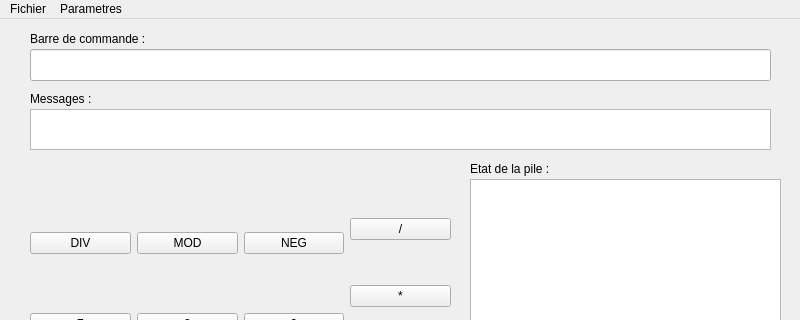
The window that CodeSource/GUI/mainwindow.ui (Clem225/LO21-Projet) describes before a commit, drawn with Qt 5; both pictures show x 0 to 800 and y 0 to 320 of the 800 by 600 pixel window.
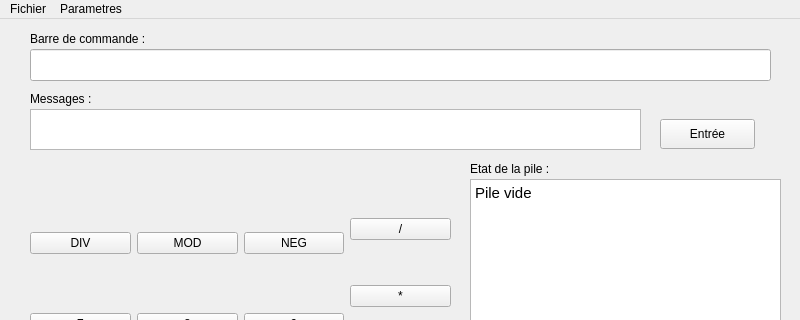
The same window after the commit.

Patch:
```diff
--- a/CodeSource/GUI/mainwindow.ui
+++ b/CodeSource/GUI/mainwindow.ui
@@ -193,6 +193,16 @@
       <height>371</height>
      </rect>
     </property>
+    <property name="readOnly">
+     <bool>true</bool>
+    </property>
+    <property name="html">
+     <string>&lt;!DOCTYPE HTML PUBLIC &quot;-//W3C//DTD HTML 4.0//EN&quot; &quot;http://www.w3.org/TR/REC-html40/strict.dtd&quot;&gt;
+&lt;html&gt;&lt;head&gt;&lt;meta name=&quot;qrichtext&quot; content=&quot;1&quot; /&gt;&lt;style type=&quot;text/css&quot;&gt;
+p, li { white-space: pre-wrap; }
+&lt;/style&gt;&lt;/head&gt;&lt;body style=&quot; font-family:'Cantarell'; font-size:11pt; font-weight:400; font-style:normal;&quot;&gt;
+&lt;p style=&quot; margin-top:0px; margin-bottom:0px; margin-left:0px; margin-right:0px; -qt-block-indent:0; text-indent:0px;&quot;&gt;Pile vide&lt;/p&gt;&lt;/body&gt;&lt;/html&gt;</string>
+    </property>
    </widget>
    <widget class="QLabel" name="label_2">
     <property name="geometry">
@@ -212,7 +222,7 @@
      <rect>
       <x>30</x>
       <y>90</y>
-      <width>741</width>
+      <width>611</width>
       <height>41</height>
      </rect>
     </property>
@@ -230,6 +240,19 @@
      <string>Messages :</string>
     </property>
    </widget>
+   <widget class="QPushButton" name="enter">
+    <property name="geometry">
+     <rect>
+      <x>660</x>
+      <y>100</y>
+      <width>95</width>
+      <height>30</height>
+     </rect>
+    </property>
+    <property name="text">
+     <string>Entrée</string>
+    </property>
+   </widget>
   </widget>
   <widget class="QMenuBar" name="menubar">
    <property name="geometry">
```
Left out of the diff: 4 changed lines with no effect on the pictures.
